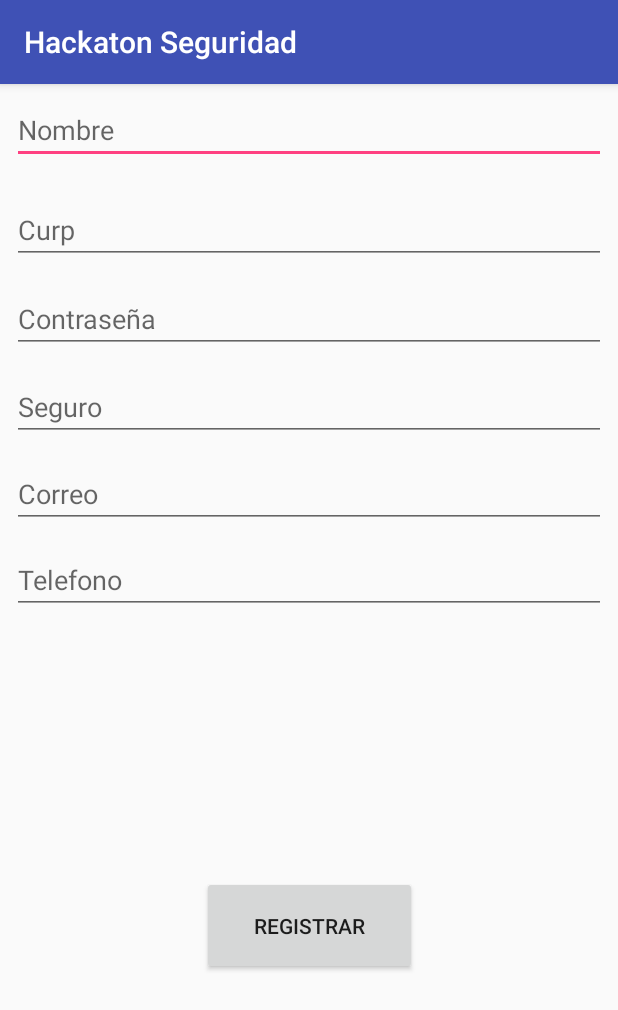
After one commit to adrianLgaL/MyEasyAlert, an Android app: the Registro screen opened directly, with no data from a screen before it, on a phone screen of 412 x 824 dp. The commit adds this screen. Shown: the top 1010 px of the screen. Run offline under Robolectric (Android 15) with nearby library versions, the phone set to English and light mode, and no system bars; 2 statements that could not run were skipped.

Commit message:
Detalles agregados

```diff
--- /dev/null
+++ b/HackatonSeguridad/app/src/main/java/com/example/computacion/hackatonseguridad/Registro.java
@@ -0,0 +1,52 @@
+package com.example.computacion.hackatonseguridad;
+
+import android.content.Intent;
+import android.support.v7.app.AppCompatActivity;
+import android.os.Bundle;
+import android.view.View;
+import android.widget.Button;
+import android.widget.EditText;
+import android.widget.Toast;
+
+public class Registro extends AppCompatActivity {
+
+    private EditText txtNombre, txtCurp, txtContraseña, txtSeguro, txtTelefono, txtCorreo;
+    private String latitud, longitud;
+    private Button btnRegistrar;
+    @Override
+    protected void onCreate(Bundle savedInstanceState) {
+        super.onCreate(savedInstanceState);
+        setContentView(R.layout.activity_registro);
+
+        txtNombre = (EditText)findViewById(R.id.txtNombre);
+        txtCurp = (EditText) findViewById(R.id.txtCurp);
+        txtContraseña = (EditText)findViewById(R.id.txtContraseña);
+        txtSeguro = (EditText)findViewById(R.id.txtSeguro);
+        txtTelefono = (EditText)findViewById(R.id.txtTelefono);
+        txtCorreo=(EditText)findViewById(R.id.txtCorreo);
+        btnRegistrar=(Button)findViewById(R.id.btnRegistrar);
+
+        Bundle bundle = getIntent().getExtras();
+        latitud = bundle.getString("latitud");
+        longitud = bundle.getString("longitud");
+        Toast.makeText(this, "latitud: "+latitud, Toast.LENGTH_SHORT).show();
+        Toast.makeText(this, "longitud: "+longitud, Toast.LENGTH_SHORT).show();
+
+    }
+
+
+
+    public void Registrar (View view){
+        if(txtNombre.getText().toString().equals("")|| txtCurp.getText().toString().equals("")||txtContraseña.getText().toString().equals("")
+                ||txtSeguro.getText().toString().equals("")||txtTelefono.getText().toString().equals("")||txtCorreo.getText().toString().equals("")){
+            Toast.makeText(this, "Llenar espacios vacios", Toast.LENGTH_SHORT).show();
+        }
+        else {
+            Intent i = new Intent(this,Menu.class);
+            i.putExtra("latitud",latitud);
+            i.putExtra("longitud",longitud);
+            startActivity(i);
+            finish();
+        }
+    }
+}
--- a/HackatonSeguridad/app/src/main/res/layout/activity_menu.xml
+++ b/HackatonSeguridad/app/src/main/res/layout/activity_menu.xml
@@ -17,6 +17,7 @@
         android:layout_marginStart="8dp"
         android:layout_marginTop="8dp"
         android:background="#FF0000"
+        android:onClick="ayudaSeleccionada"
         android:text="Ambulancia"
         android:textSize="16sp"
         app:layout_constraintBottom_toBottomOf="parent"
@@ -35,6 +36,7 @@
         android:layout_marginStart="8dp"
         android:layout_marginTop="8dp"
         android:background="@android:color/background_light"
+        android:onClick="ayudaSeleccionada"
         android:text="Salvavidas"
         android:textSize="16sp"
         app:layout_constraintBottom_toBottomOf="parent"
@@ -53,6 +55,7 @@
         android:layout_marginStart="8dp"
         android:layout_marginTop="8dp"
         android:background="#0080FF"
+        android:onClick="ayudaSeleccionada"
         android:text="Policía"
         android:textSize="16sp"
         app:layout_constraintBottom_toBottomOf="parent"
@@ -71,6 +74,7 @@
         android:layout_marginStart="8dp"
         android:layout_marginTop="8dp"
         android:background="#FF8000"
+        android:onClick="ayudaSeleccionada"
         android:text="Extravío"
         android:textSize="16sp"
         app:layout_constraintBottom_toBottomOf="parent"
@@ -107,6 +111,7 @@
         android:layout_marginStart="8dp"
         android:layout_marginTop="8dp"
         android:background="#FFFF00"
+        android:onClick="ayudaSeleccionada"
         android:text="Bomberos"
         android:textSize="16sp"
         app:layout_constraintBottom_toBottomOf="parent"
--- /dev/null
+++ b/HackatonSeguridad/app/src/main/res/layout/activity_registro.xml
@@ -0,0 +1,127 @@
+<?xml version="1.0" encoding="utf-8"?>
+<android.support.constraint.ConstraintLayout xmlns:android="http://schemas.android.com/apk/res/android"
+    xmlns:app="http://schemas.android.com/apk/res-auto"
+    xmlns:tools="http://schemas.android.com/tools"
+    android:layout_width="match_parent"
+    android:layout_height="match_parent"
+    tools:context="com.example.computacion.hackatonseguridad.Registro">
+
+    <EditText
+        android:id="@+id/txtNombre"
+        android:layout_width="match_parent"
+        android:layout_height="wrap_content"
+        android:layout_marginBottom="8dp"
+        android:layout_marginEnd="8dp"
+        android:layout_marginStart="8dp"
+        android:layout_marginTop="8dp"
+        android:hint="Nombre"
+        android:inputType="textPersonName"
+        app:layout_constraintBottom_toBottomOf="parent"
+        app:layout_constraintEnd_toEndOf="parent"
+        app:layout_constraintStart_toStartOf="parent"
+        app:layout_constraintTop_toTopOf="parent"
+        app:layout_constraintVertical_bias="0.0"
+        tools:ignore="MissingConstraints" />
+
+    <EditText
+        android:id="@+id/txtCurp"
+        android:layout_width="match_parent"
+        android:layout_height="wrap_content"
+        android:layout_marginBottom="8dp"
+        android:layout_marginEnd="8dp"
+        android:layout_marginStart="8dp"
+        android:layout_marginTop="8dp"
+        android:hint="Curp"
+        android:inputType="textPersonName"
+        app:layout_constraintBottom_toBottomOf="parent"
+        app:layout_constraintEnd_toEndOf="parent"
+        app:layout_constraintStart_toStartOf="parent"
+        app:layout_constraintTop_toBottomOf="@+id/txtNombre"
+        app:layout_constraintVertical_bias="0.01999998"
+        tools:ignore="MissingConstraints" />
+
+    <EditText
+        android:id="@+id/txtContraseña"
+        android:layout_width="match_parent"
+        android:layout_height="wrap_content"
+        android:layout_marginBottom="8dp"
+        android:layout_marginEnd="8dp"
+        android:layout_marginStart="8dp"
+        android:layout_marginTop="8dp"
+        android:hint="Contraseña"
+        android:inputType="textPassword"
+        app:layout_constraintBottom_toBottomOf="parent"
+        app:layout_constraintEnd_toEndOf="parent"
+        app:layout_constraintStart_toStartOf="parent"
+        app:layout_constraintTop_toBottomOf="@+id/txtCurp"
+        app:layout_constraintVertical_bias="0.00999999"
+        tools:ignore="MissingConstraints" />
+
+    <EditText
+        android:id="@+id/txtSeguro"
+        android:layout_width="match_parent"
+        android:layout_height="wrap_content"
+        android:layout_marginBottom="8dp"
+        android:layout_marginEnd="8dp"
+        android:layout_marginStart="8dp"
+        android:layout_marginTop="8dp"
+        android:hint="Seguro"
+        android:inputType="text"
+        app:layout_constraintBottom_toBottomOf="parent"
+        app:layout_constraintEnd_toEndOf="parent"
+        app:layout_constraintStart_toStartOf="parent"
+        app:layout_constraintTop_toBottomOf="@+id/txtContraseña"
+        app:layout_constraintVertical_bias="0.00999999"
+        tools:ignore="MissingConstraints" />
+
+    <EditText
+        android:id="@+id/txtTelefono"
+        android:layout_width="match_parent"
+        android:layout_height="wrap_content"
+        android:layout_marginBottom="8dp"
+        android:layout_marginEnd="8dp"
+        android:layout_marginStart="8dp"
+        android:layout_marginTop="8dp"
+        android:hint="Telefono"
+        android:inputType="text"
+        app:layout_constraintBottom_toBottomOf="parent"
+        app:layout_constraintEnd_toEndOf="parent"
+        app:layout_constraintStart_toStartOf="parent"
+        app:layout_constraintTop_toBottomOf="@+id/txtCorreo"
+        app:layout_constraintVertical_bias="0.00999999"
+        tools:ignore="MissingConstraints" />
+
+    <EditText
+        android:id="@+id/txtCorreo"
+        android:layout_width="match_parent"
+        android:layout_height="wrap_content"
+        android:layout_marginBottom="8dp"
+        android:layout_marginEnd="8dp"
+        android:layout_marginStart="8dp"
+        android:layout_marginTop="8dp"
+        android:hint="Correo"
+        android:inputType="textEmailAddress"
+        app:layout_constraintBottom_toBottomOf="parent"
+        app:layout_constraintEnd_toEndOf="parent"
+        app:layout_constraintStart_toStartOf="parent"
+        app:layout_constraintTop_toBottomOf="@+id/txtSeguro"
+        app:layout_constraintVertical_bias="0.00999999"
+        tools:ignore="MissingConstraints" />
+
+    <Button
+        android:id="@+id/btnRegistrar"
+        android:layout_width="143dp"
+        android:layout_height="66dp"
+        android:layout_marginBottom="8dp"
+        android:layout_marginEnd="8dp"
+        android:layout_marginStart="8dp"
+        android:layout_marginTop="8dp"
+        android:onClick="Registrar"
+        android:text="Registrar"
+        app:layout_constraintBottom_toBottomOf="parent"
+        app:layout_constraintEnd_toEndOf="parent"
+        app:layout_constraintStart_toStartOf="parent"
+        app:layout_constraintTop_toBottomOf="@+id/txtTelefono"
+        tools:ignore="MissingConstraints" />
+
+</android.support.constraint.ConstraintLayout>
```
Also changed, not shown: HackatonSeguridad/app/src/main/AndroidManifest.xml (+5 -2 lines), HackatonSeguridad/app/src/main/java/com/example/computacion/hackatonseguridad/MainActivity.java (+33 -11 lines), HackatonSeguridad/app/src/main/java/com/example/computacion/hackatonseguridad/Menu.java (+6 -2 lines), HackatonSeguridad/app/src/main/java/com/example/computacion/hackatonseguridad/enCamino.java (added, +18 -0 lines), HackatonSeguridad/app/src/main/res/layout/activity_en_camino.xml (added, +40 -0 lines).
